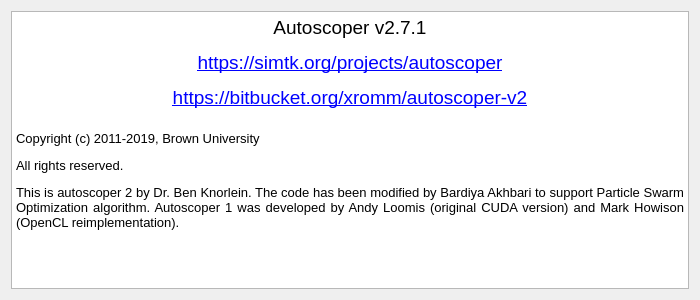
Before: the Qt Designer form autoscoper/src/ui/ui-files/AboutAutoscoper.ui in BrownBiomechanics/Autoscoper, drawn with Qt 5.
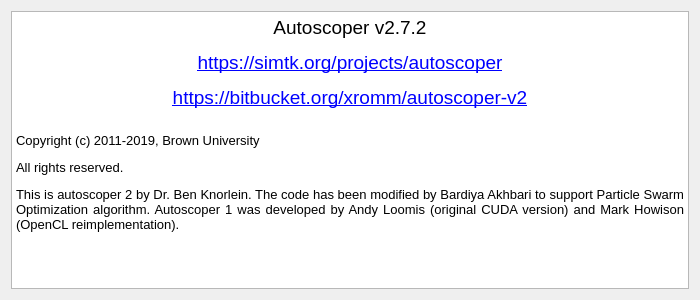
After: the same form once the commit is applied.

What changed in the file:
```diff
--- a/autoscoper/src/ui/ui-files/AboutAutoscoper.ui
+++ b/autoscoper/src/ui/ui-files/AboutAutoscoper.ui
@@ -65,10 +65,10 @@
       <string>&lt;!DOCTYPE HTML PUBLIC &quot;-//W3C//DTD HTML 4.0//EN&quot; &quot;http://www.w3.org/TR/REC-html40/strict.dtd&quot;&gt;
 &lt;html&gt;&lt;head&gt;&lt;meta name=&quot;qrichtext&quot; content=&quot;1&quot; /&gt;&lt;style type=&quot;text/css&quot;&gt;
 p, li { white-space: pre-wrap; }
-&lt;/style&gt;&lt;/head&gt;&lt;body style=&quot; font-family:'MS Shell Dlg 2'; font-size:6.6pt; font-weight:400; font-style:normal;&quot;&gt;
-&lt;p align=&quot;center&quot; style=&quot; margin-top:12px; margin-bottom:12px; margin-left:0px; margin-right:0px; -qt-block-indent:0; text-indent:0px;&quot;&gt;&lt;span style=&quot; font-size:14pt;&quot;&gt;Autoscoper v2.7.1&lt;/span&gt;&lt;/p&gt;
+&lt;/style&gt;&lt;/head&gt;&lt;body style=&quot; font-family:'MS Shell Dlg 2'; font-size:7.8pt; font-weight:400; font-style:normal;&quot;&gt;
+&lt;p align=&quot;center&quot; style=&quot; margin-top:12px; margin-bottom:12px; margin-left:0px; margin-right:0px; -qt-block-indent:0; text-indent:0px;&quot;&gt;&lt;span style=&quot; font-size:14pt;&quot;&gt;Autoscoper v2.7.2&lt;/span&gt;&lt;/p&gt;
 &lt;p align=&quot;center&quot; style=&quot; margin-top:12px; margin-bottom:12px; margin-left:0px; margin-right:0px; -qt-block-indent:0; text-indent:0px;&quot;&gt;&lt;span style=&quot; font-size:14pt; text-decoration: underline; color:#0000ff;&quot;&gt;https://simtk.org/projects/autoscoper&lt;/span&gt;&lt;/p&gt;
-&lt;p align=&quot;center&quot; style=&quot; margin-top:12px; margin-bottom:12px; margin-left:0px; margin-right:0px; -qt-block-indent:0; text-indent:0px;&quot;&gt;&lt;span style=&quot; font-size:14pt; text-decoration: underline; color:#0000ff;&quot;&gt;https://bitbucket.org/xromm/autoscoper-v2&lt;/span&gt;&lt;br /&gt;&lt;/p&gt;
+&lt;p align=&quot;center&quot; style=&quot; margin-top:12px; margin-bottom:12px; margin-left:0px; margin-right:0px; -qt-block-indent:0; text-indent:0px;&quot;&gt;&lt;span style=&quot; font-size:14pt; text-decoration: underline; color:#0000ff;&quot;&gt;https://bitbucket.org/xromm/autoscoper-v2&lt;/span&gt;&lt;span style=&quot; font-size:6.6pt;&quot;&gt;&lt;br /&gt;&lt;/span&gt;&lt;/p&gt;
 &lt;p style=&quot; margin-top:12px; margin-bottom:12px; margin-left:0px; margin-right:0px; -qt-block-indent:0; text-indent:0px;&quot;&gt;&lt;span style=&quot; font-size:10pt;&quot;&gt;Copyright (c) 2011-2019, Brown University&lt;/span&gt;&lt;/p&gt;
 &lt;p style=&quot; margin-top:12px; margin-bottom:12px; margin-left:0px; margin-right:0px; -qt-block-indent:0; text-indent:0px;&quot;&gt;&lt;span style=&quot; font-size:10pt;&quot;&gt;All rights reserved.&lt;/span&gt;&lt;/p&gt;
 &lt;p align=&quot;justify&quot; style=&quot; margin-top:12px; margin-bottom:12px; margin-left:0px; margin-right:0px; -qt-block-indent:0; text-indent:0px;&quot;&gt;&lt;span style=&quot; font-size:10pt;&quot;&gt;This is autoscoper 2 by Dr. Ben Knorlein. The code has been modified by Bardiya Akhbari to support Particle Swarm Optimization algorithm. Autoscoper 1 was developed by Andy Loomis (original CUDA version) and Mark Howison (OpenCL reimplementation).&lt;/span&gt;&lt;/p&gt;&lt;/body&gt;&lt;/html&gt;</string>
```
